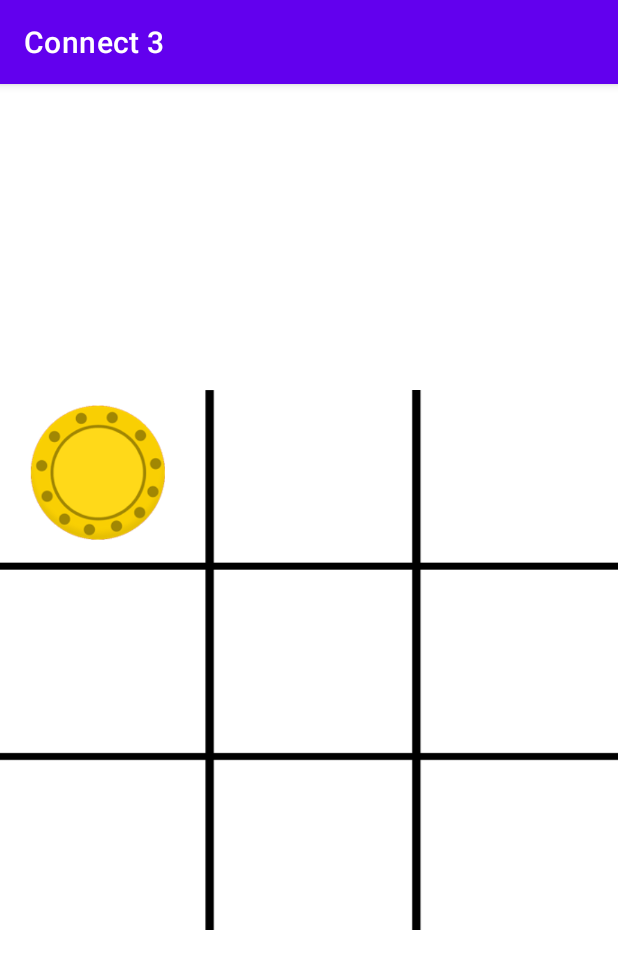
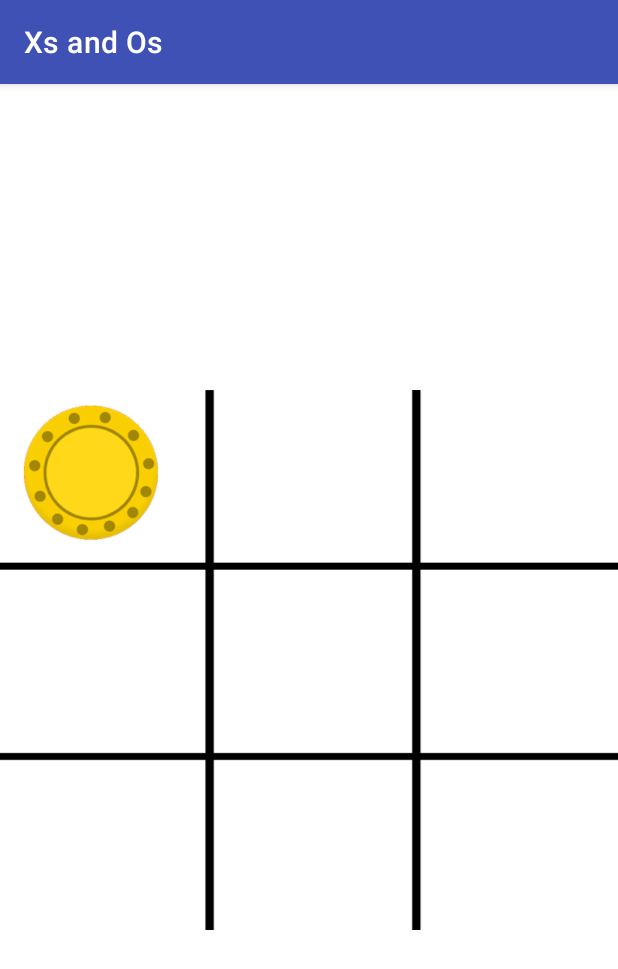
Before and after one commit to raj-vora/connect3, an Android app: the screen it shows after launch (MainActivity), after a tap on an icon or button, on a phone screen of 412 x 824 dp. Shown: the top 969 px of the screen. Run offline under Robolectric (Android 15) with nearby library versions, the phone set to English and light mode, and no system bars.

Commit message:
code corrections and updates 11/12

```diff
--- a/app/src/main/java/com/rajvora/connect3/MainActivity.java
+++ b/app/src/main/java/com/rajvora/connect3/MainActivity.java
@@ -17,17 +17,14 @@ public class MainActivity extends AppCompatActivity {
     boolean gameIsActive = true;
     // 2 means unplayed
     int[] gameState = {2, 2, 2, 2, 2, 2, 2, 2, 2};
-    int[][] winningPositions = {{0,1,2}, {3,4,5}, {6,7,8},
-                                {0,3,6}, {1,4,7}, {2,5,8},
-                                {0,4,8}, {2,4,6}};
+    int[][] winningPositions = {{0,1,2}, {3,4,5}, {6,7,8}, {0,3,6}, {1,4,7}, {2,5,8}, {0,4,8}, {2,4,6}};
 
     public void dropIn(View view) {
         ImageView counter = (ImageView) view;
         int tappedCounter = Integer.parseInt(counter.getTag().toString());
 
-        if(gameState[tappedCounter] == 2 && gameIsActive == true) {
+        if (gameState[tappedCounter] == 2 && gameIsActive) {
             gameState[tappedCounter] = activePlayer;
-
             counter.setTranslationY(-1000f);
             if (activePlayer == 0) {
                 counter.setImageResource(R.drawable.yellow);
@@ -36,34 +33,34 @@ public class MainActivity extends AppCompatActivity {
                 counter.setImageResource(R.drawable.red);
                 activePlayer = 0;
             }
-        }
-        counter.animate().translationYBy(1000f).rotation(360).setDuration(500);
 
-        for(int[] winningPosition : winningPositions) {
-            if(gameState[winningPosition[0]]==gameState[winningPosition[1]] &&
-                    gameState[winningPosition[1]]==gameState[winningPosition[2]] &&
-                    gameState[winningPosition[0]] !=2) {
-                //Someone has won!!
-                gameIsActive = false;
-                TextView winnerMessage = (TextView) findViewById(R.id.winnerMessage);
-                if(gameState[winningPosition[0]] == 0)
-                    winnerMessage.setText("Yellow has won!");
-                else
-                    winnerMessage.setText("Red has won!");
-                LinearLayout layout = (LinearLayout) findViewById(R.id.playAgainLayout);
-                layout.setVisibility(View.VISIBLE);
-            } else {
-                boolean gameIsOver = true;
-                for(int counterState : gameState) {
-                    if(counterState == 2) gameIsOver = false;
-                }
+            counter.animate().translationYBy(1000f).rotation(360).setDuration(300);
 
-                if(gameIsOver) {
+            for (int[] winningPosition : winningPositions) {
+                if (gameState[winningPosition[0]] == gameState[winningPosition[1]] &&
+                        gameState[winningPosition[1]] == gameState[winningPosition[2]] &&
+                        gameState[winningPosition[0]] != 2) {
+                    // Someone has won!
                     gameIsActive = false;
+                    String winner = "Red";
+                    if (gameState[winningPosition[0]] == 0) {
+                        winner = "Yellow";
+                    }
                     TextView winnerMessage = (TextView) findViewById(R.id.winnerMessage);
-                    winnerMessage.setText("It's a draw");
-                    LinearLayout layout = (LinearLayout) findViewById(R.id.playAgainLayout);
+                    winnerMessage.setText(winner + " has won!");
+                    LinearLayout layout = (LinearLayout)findViewById(R.id.playAgainLayout);
                     layout.setVisibility(View.VISIBLE);
+                } else {
+                    boolean gameIsOver = true;
+                    for (int counterState : gameState) {
+                        if (counterState == 2) gameIsOver = false;
+                    }
+                    if (gameIsOver) {
+                        TextView winnerMessage = (TextView) findViewById(R.id.winnerMessage);
+                        winnerMessage.setText("It's a draw");
+                        LinearLayout layout = (LinearLayout)findViewById(R.id.playAgainLayout);
+                        layout.setVisibility(View.VISIBLE);
+                    }
                 }
             }
         }
@@ -71,17 +68,12 @@ public class MainActivity extends AppCompatActivity {
 
     public void playAgain(View view) {
         gameIsActive = true;
-        //Remove the pop-up
-        LinearLayout layout = (LinearLayout) findViewById(R.id.playAgainLayout);
+        LinearLayout layout = (LinearLayout)findViewById(R.id.playAgainLayout);
         layout.setVisibility(View.INVISIBLE);
-        //Yellow plays first
         activePlayer = 0;
-        //Set gameState back to original
         Arrays.fill(gameState, 2);
-
-        // Remove all counters
-        GridLayout gridLayout = (GridLayout) findViewById(R.id.gridLayout);
-        for(int i=0; i<gridLayout.getChildCount(); i++) {
+        GridLayout gridLayout = (GridLayout)findViewById(R.id.gridLayout);
+        for (int i = 0; i< gridLayout.getChildCount(); i++) {
             ((ImageView) gridLayout.getChildAt(i)).setImageResource(0);
         }
     }
--- a/app/src/main/res/layout/activity_main.xml
+++ b/app/src/main/res/layout/activity_main.xml
@@ -10,6 +10,10 @@
         android:id="@+id/gridLayout"
         android:layout_width="match_parent"
         android:layout_height="360dp"
+        android:layout_alignParentEnd="true"
+        android:layout_alignParentRight="true"
+        android:layout_centerHorizontal="true"
+        android:layout_centerVertical="true"
         android:background="@drawable/board"
         android:columnCount="3"
         android:rowCount="3"
@@ -22,107 +26,97 @@
             android:layout_height="90dp"
             android:layout_row="0"
             android:layout_column="0"
-            android:layout_marginStart="20dp"
-            android:layout_marginLeft="20dp"
+            android:layout_marginLeft="15dp"
             android:layout_marginTop="10dp"
-            android:layout_marginEnd="10dp"
             android:layout_marginRight="10dp"
             android:layout_marginBottom="10dp"
             android:onClick="dropIn"
             android:tag="0" />
 
         <ImageView
-            android:id="@+id/imageView11"
+            android:id="@+id/imageView2"
             android:layout_width="90dp"
             android:layout_height="90dp"
             android:layout_row="0"
             android:layout_column="1"
-            android:layout_marginStart="20dp"
-            android:layout_marginLeft="20dp"
+            android:layout_marginLeft="25dp"
             android:layout_marginTop="10dp"
             android:onClick="dropIn"
             android:tag="1" />
 
         <ImageView
-            android:id="@+id/imageView12"
+            android:id="@+id/imageView3"
             android:layout_width="90dp"
             android:layout_height="90dp"
             android:layout_row="0"
             android:layout_column="2"
-            android:layout_marginStart="30dp"
-            android:layout_marginLeft="30dp"
+            android:layout_marginLeft="25dp"
             android:layout_marginTop="10dp"
             android:onClick="dropIn"
             android:tag="2" />
 
         <ImageView
-            android:id="@+id/imageView13"
+            android:id="@+id/imageView4"
             android:layout_width="90dp"
             android:layout_height="90dp"
             android:layout_row="1"
             android:layout_column="0"
-            android:layout_marginStart="20dp"
-            android:layout_marginLeft="20dp"
+            android:layout_marginLeft="15dp"
             android:layout_marginTop="25dp"
             android:onClick="dropIn"
             android:tag="3" />
 
         <ImageView
-            android:id="@+id/imageView14"
+            android:id="@+id/imageView5"
             android:layout_width="90dp"
             android:layout_height="90dp"
             android:layout_row="1"
             android:layout_column="1"
-            android:layout_marginStart="20dp"
-            android:layout_marginLeft="20dp"
+            android:layout_marginLeft="25dp"
             android:layout_marginTop="25dp"
             android:onClick="dropIn"
             android:tag="4" />
 
         <ImageView
-            android:id="@+id/imageView15"
+            android:id="@+id/imageView6"
             android:layout_width="90dp"
             android:layout_height="90dp"
             android:layout_row="1"
             android:layout_column="2"
-            android:layout_marginStart="30dp"
-            android:layout_marginLeft="30dp"
+            android:layout_marginLeft="25dp"
             android:layout_marginTop="25dp"
             android:onClick="dropIn"
             android:tag="5" />
 
         <ImageView
-            android:id="@+id/imageView16"
+            android:id="@+id/imageView7"
             android:layout_width="90dp"
             android:layout_height="90dp"
             android:layout_row="2"
             android:layout_column="0"
-            android:layout_marginStart="20dp"
-            android:layout_marginLeft="20dp"
+            android:layout_marginLeft="15dp"
             android:layout_marginTop="35dp"
             android:onClick="dropIn"
             android:tag="6" />
 
         <ImageView
-            android:id="@+id/imageView17"
+            android:id="@+id/imageView8"
             android:layout_width="90dp"
             android:layout_height="90dp"
             android:layout_row="2"
             android:layout_column="1"
-            android:layout_marginStart="20dp"
-            android:layout_marginLeft="20dp"
+            android:layout_marginLeft="25dp"
             android:layout_marginTop="35dp"
             android:onClick="dropIn"
             android:tag="7" />
 
         <ImageView
-            android:id="@+id/imageView18"
+            android:id="@+id/imageView9"
             android:layout_width="90dp"
             android:layout_height="90dp"
             android:layout_row="2"
             android:layout_column="2"
-            android:layout_marginStart="30dp"
-            android:layout_marginLeft="30dp"
+            android:layout_marginLeft="25dp"
             android:layout_marginTop="35dp"
             android:onClick="dropIn"
             android:tag="8" />
@@ -133,33 +127,31 @@
         android:id="@+id/playAgainLayout"
         android:layout_width="wrap_content"
         android:layout_height="wrap_content"
-        android:alpha="1"
+        android:layout_centerHorizontal="true"
+        android:layout_centerVertical="true"
         android:background="#4CAF50"
         android:orientation="vertical"
         android:padding="30dp"
         android:visibility="invisible"
+        app:layout_constraintTop_toTopOf="parent"
         app:layout_constraintBottom_toBottomOf="parent"
-        app:layout_constraintEnd_toEndOf="parent"
         app:layout_constraintStart_toStartOf="parent"
-        app:layout_constraintTop_toTopOf="parent">
+        app:layout_constraintEnd_toEndOf="parent">
+
+        <Button
+            android:id="@+id/playAgainButton"
+            android:layout_width="wrap_content"
+            android:layout_height="wrap_content"
+            android:layout_gravity="center_horizontal"
+            android:onClick="playAgain"
+            android:text="Play Again" />
 
         <TextView
             android:id="@+id/winnerMessage"
             android:layout_width="wrap_content"
             android:layout_height="wrap_content"
-            android:gravity="center_horizontal"
-            android:text="TextView"
-            android:textAlignment="center"
-            android:textSize="20sp" />
-
-        <Button
-            android:id="@+id/playAgainButton"
-            android:layout_width="wrap_content"
-            android:layout_height="wrap_content"
-            android:onClick="playAgain"
-            android:text="Play Again"
-            android:textAllCaps="true"
-            app:layout_constraintTop_toTopOf="@+id/winnerMessage" />
-
+            android:layout_gravity="center_horizontal"
+            android:text="New Text"
+            android:textSize="30sp" />
     </LinearLayout>
 </androidx.constraintlayout.widget.ConstraintLayout>
--- a/app/src/main/res/values/colors.xml
+++ b/app/src/main/res/values/colors.xml
@@ -1,7 +1,7 @@
 <?xml version="1.0" encoding="utf-8"?>
 <resources>
     <color name="purple_200">#FFBB86FC</color>
-    <color name="purple_500">#FF6200EE</color>
+    <color name="purple_500">#3F51B5</color>
     <color name="purple_700">#FF3700B3</color>
     <color name="teal_200">#FF03DAC5</color>
     <color name="teal_700">#FF018786</color>
--- a/app/src/main/res/values/strings.xml
+++ b/app/src/main/res/values/strings.xml
@@ -1,3 +1,3 @@
 <resources>
-    <string name="app_name">Connect 3</string>
+    <string name="app_name">Xs and Os</string>
 </resources>
--- a/app/src/main/res/values/themes.xml
+++ b/app/src/main/res/values/themes.xml
@@ -10,7 +10,7 @@
         <item name="colorSecondaryVariant">@color/teal_700</item>
         <item name="colorOnSecondary">@color/black</item>
         <!-- Status bar color. -->
-        <item name="android:statusBarColor" tools:targetApi="l">?attr/colorPrimaryVariant</item>
+        <item name="android:statusBarColor" tools:targetApi="l">?attr/colorPrimary</item>
         <!-- Customize your theme here. -->
     </style>
 </resources>
```
